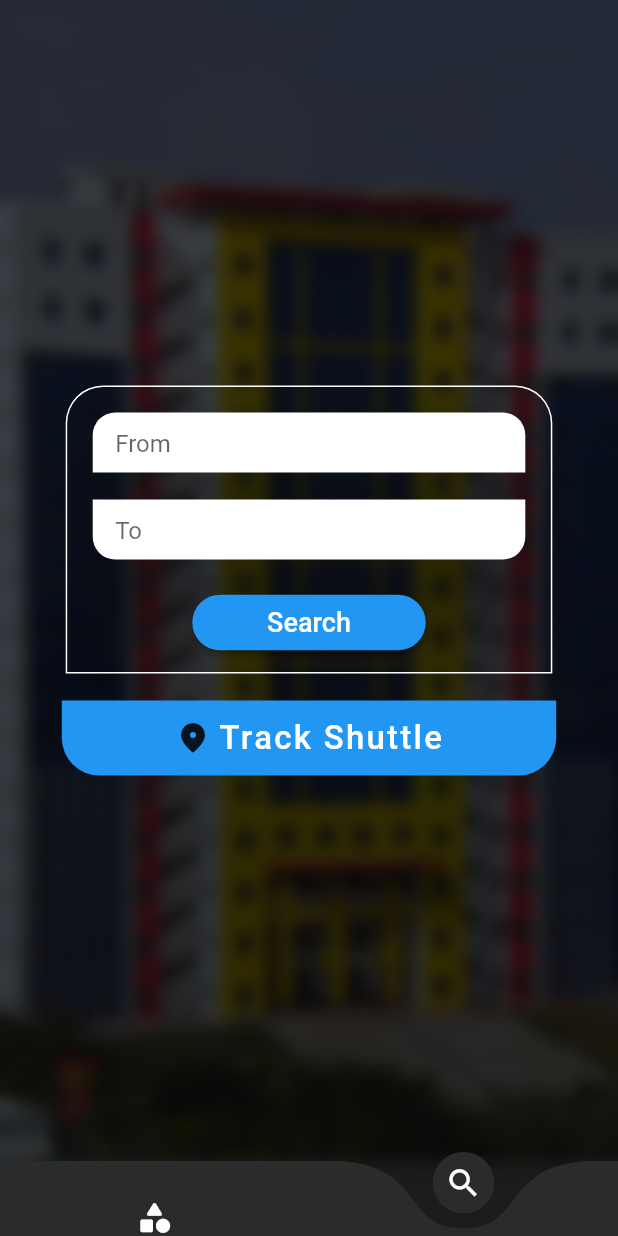
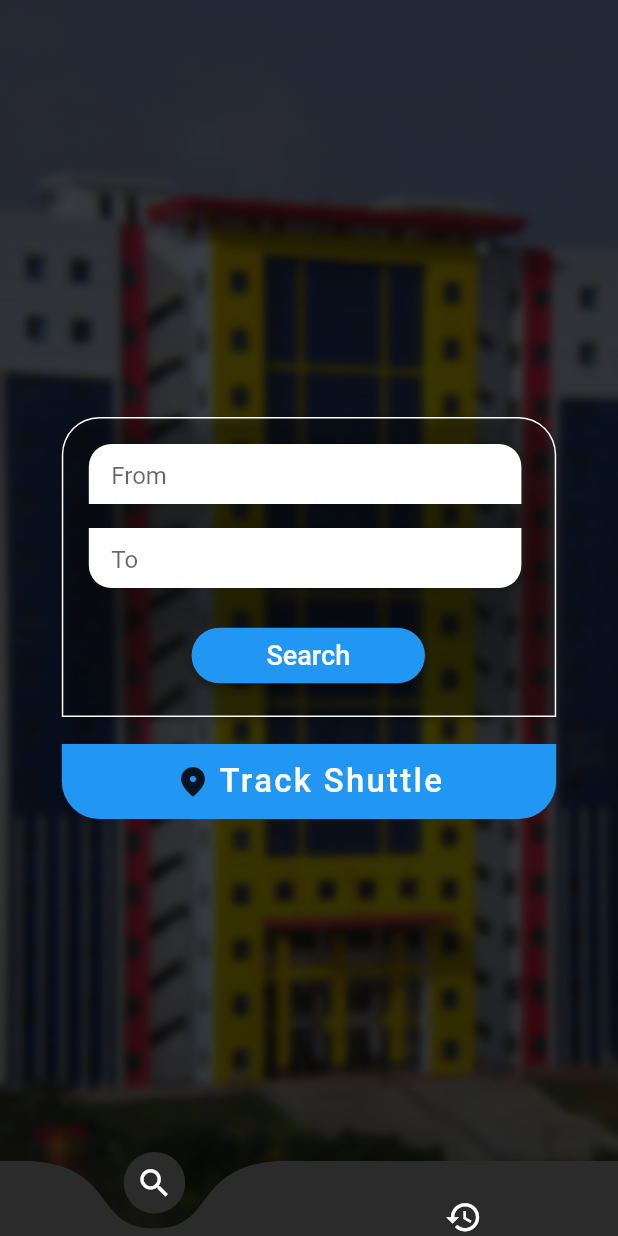
Before and after one commit to heyprincesingh/Shuttle, a Flutter app: the screen it shows after launch, on a phone screen of 412 x 824 dp. Run offline on Flutter 3.47's test engine with Material 2 defaults, Android fonts, the phone set to English and light mode, and no system bars; drawn by our look-alikes of curved_navigation_bar.

Commit message:
Search Screen

```diff
--- a/lib/Search.dart
+++ b/lib/Search.dart
@@ -23,14 +23,18 @@ class search extends StatelessWidget {
                   borderRadius: BorderRadius.only(
                       topLeft: Radius.circular(25),
                       topRight: Radius.circular(25))),
-            elevation: 80,
               color: Color(0x12121212),
-            child: Column(
+              child: Container(
+                height: 200,
+                width: MediaQuery.of(context).size.width * 0.8,
+                child: Stack(
                   children: [
-                Padding(
+                    Positioned(
+                        top: 0,
+                        child: Padding(
                           padding: const EdgeInsets.fromLTRB(14, 14, 14, 5),
                           child: BackdropFilter(
-                    filter: ImageFilter.blur(sigmaX: 5, sigmaY: 5),
+                            filter: ImageFilter.blur(sigmaX: 3, sigmaY: 3),
                             child: Card(
                               shape: RoundedRectangleBorder(
                                   borderRadius: BorderRadius.only(
@@ -54,8 +58,10 @@ class search extends StatelessWidget {
                               ),
                             ),
                           ),
-                ),
-                Padding(
+                        )),
+                    Positioned(
+                        top: 65,
+                        child: Padding(
                           padding: const EdgeInsets.fromLTRB(14, 5, 14, 14),
                           child: Card(
                             shape: RoundedRectangleBorder(
@@ -79,8 +85,11 @@ class search extends StatelessWidget {
                               ),
                             ),
                           ),
-                ),
-                ElevatedButton(
+                        )),
+                    Positioned(
+                      top: 135,
+                      left: MediaQuery.of(context).size.width * 0.21,
+                      child: ElevatedButton(
                       child: Container(
                           width: MediaQuery.of(context).size.width * 0.3,
                           height: MediaQuery.of(context).size.height * 0.045,
@@ -93,13 +102,10 @@ class search extends StatelessWidget {
                           borderRadius: BorderRadius.circular(32.0),
                         ),
                       ),
-                ),
-                SizedBox(
-                  height: 10,
-                )
+                    ))
                   ],
                 ),
-          ),
+              )),
           SizedBox(
             height: 10,
           ),
--- a/lib/main.dart
+++ b/lib/main.dart
@@ -1,6 +1,6 @@
 import 'package:flutter/material.dart';
 import 'package:shuttle/Search.dart';
-import 'package:shuttle/firstscreen.dart';
+import 'package:shuttle/Search_bus_list.dart';
 import 'package:curved_navigation_bar/curved_navigation_bar.dart';
 
 void main() {
@@ -16,8 +16,8 @@ class MyApp extends StatefulWidget {
 
 class _MyAppState extends State<MyApp> {
 
-  int _currentIndex = 1;
-  final screenIndex = [firstscreen(),search()];
+  int _currentIndex = 0;
+  final screenIndex = [search(),search_bus_list()];
   @override
   Widget build(BuildContext context) {
     return MaterialApp(
@@ -25,6 +25,7 @@ class _MyAppState extends State<MyApp> {
       theme: ThemeData(),
       home: SafeArea(
         child: Scaffold(
+          extendBody: true,
           resizeToAvoidBottomInset: false,
           backgroundColor: Color(0xFF1C1C1C),
           body: Container(
@@ -42,14 +43,14 @@ class _MyAppState extends State<MyApp> {
             buttonBackgroundColor: Color(0xff2b2b2b),
             items: [
               Tooltip(
-                  message: "Categories",
-                  child: Icon(Icons.category_rounded,size: 25,color: Colors.white)),
+                  message: "Helper",
+                  child: Icon(Icons.search,size: 25,color: Colors.white)),
               Tooltip(
-                  message: "Wallpapers",
-                  child: Icon(Icons.search,size: 25,color: Colors.white)),
+                  message: "Search",
+                  child: Icon(Icons.history_outlined,size: 25,color: Colors.white)),
             ],
             height: 50,
-            index: 1,
+            index: 0,
             onTap: (index) => setState(() => _currentIndex = index),
           ),
         ),
```
Also changed, not shown: pubspec.yaml (+4 -4 lines), assets/bus.png (deleted), assets/font.otf (deleted), assets/search.png (deleted). Lines whose indentation alone changed are shown as unchanged.
